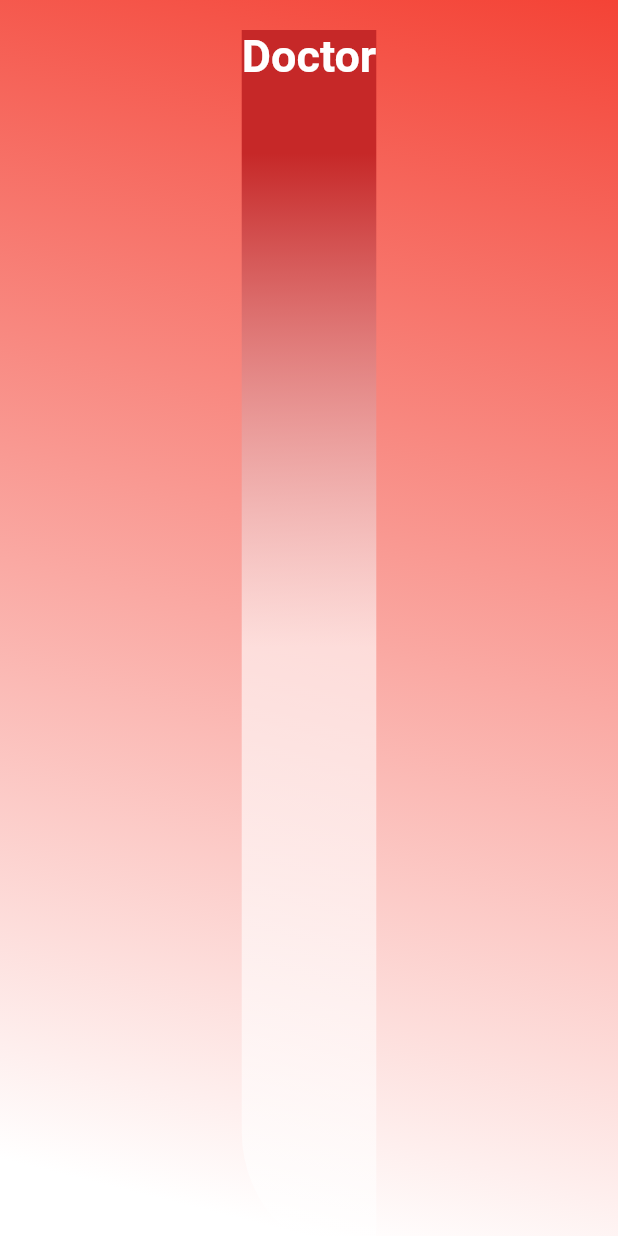
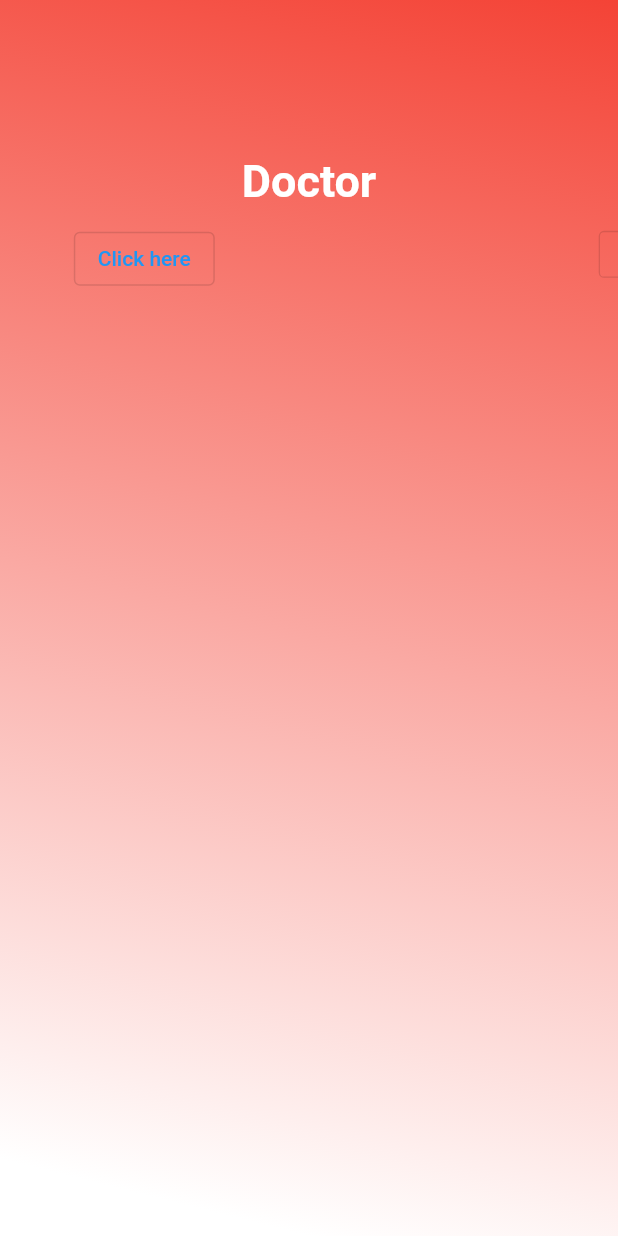
Before and after one commit to Tebello100/MediTracker-Updated-App, a Flutter app: the Options screen opened by its route, on a phone screen of 412 x 824 dp. Run offline on Flutter 3.47's test engine with Material 2 defaults, Android fonts, the phone set to English and light mode, and no system bars; drawn by our look-alikes of carousel_slider; our stand-ins replace cloud_firestore, firebase_auth, firebase_core; accounts and stored records are empty.

Commit message:
24 October updated

```diff
--- a/lib/Screens/option.dart
+++ b/lib/Screens/option.dart
@@ -1,3 +1,4 @@
+import 'package:carousel_slider/carousel_slider.dart';
 import 'package:cloud_firestore/cloud_firestore.dart';
 import 'package:firebase_auth/firebase_auth.dart';
 import 'package:flutter/material.dart';
@@ -27,80 +28,129 @@ class _OptionsState extends State<Options> {
                 begin: Alignment.topRight,
                 end: Alignment.bottomCenter,
                 colors: [Colors.red, Colors.white])),
-        child: SingleChildScrollView(
+        child: ListView(
+          children: [
+            CarouselSlider(
+                items: [
+                  Column(
+                    mainAxisAlignment: MainAxisAlignment.center,
+                    children: [
+                      Container(
+                        margin: const EdgeInsets.all(8.0),
+                        decoration: BoxDecoration(
+                          borderRadius: BorderRadius.circular(10.0),
+                          color: Colors.transparent,
+                        ),
                         child: Column(
                           children: [
-              Padding(
-                padding: const EdgeInsets.all(20.0),
-                child: Center(
-                  child: Container(
-                    height: MediaQuery.of(context).size.height,
-                    decoration: BoxDecoration(
-                        gradient: LinearGradient(
-                            begin: Alignment.topCenter,
-                            end: Alignment.bottomCenter,
-                            stops: const [0.1, 0.5],
-                            colors: [Colors.red.shade800, Colors.white60]),
-                        borderRadius: const BorderRadius.only(
-                            bottomLeft: Radius.circular(100.0))),
-                    child: const Text(
+                            const Text(
                               'Doctor',
                               style: TextStyle(
+                                fontSize: 30,
+                                fontWeight: FontWeight.bold,
                                 color: Colors.white,
-                          fontSize: 30,
-                          fontWeight: FontWeight.bold),
                               ),
                             ),
+                            const SizedBox(
+                              height: 10,
+                            ),
+                            Align(
+                              alignment: Alignment.bottomLeft,
+                              child: OutlinedButton(
+                                onPressed: () {
+                                  Navigator.of(context)
+                                      .pushNamed(RouteManager.doctorPage);
+                                },
+                                child: Text('Click here'),
+                              ),
+                            )
+                          ],
                         ),
                       ),
-              Padding(
-                padding: const EdgeInsets.all(20.0),
-                child: Container(
-                  width: 200,
-                  height: 100,
-                  decoration: const BoxDecoration(
-                      borderRadius: BorderRadius.all(Radius.circular(10.0)),
-                      color: Colors.red),
-                  child: TextButton(
+                    ],
+                  ),
+                  Column(
+                    mainAxisAlignment: MainAxisAlignment.center,
+                    children: [
+                      Container(
+                        margin: const EdgeInsets.all(8.0),
+                        decoration: BoxDecoration(
+                          borderRadius: BorderRadius.circular(10.0),
+                          color: Colors.transparent,
+                        ),
+                        child: Column(
+                          children: [
+                            const Text('Pharmacist',
+                                style: TextStyle(
+                                  fontSize: 30,
+                                  fontWeight: FontWeight.bold,
+                                  color: Colors.white,
+                                )),
+                            const SizedBox(
+                              height: 10,
+                            ),
+                            Align(
+                              alignment: Alignment.bottomLeft,
+                              child: OutlinedButton(
                                 onPressed: () {
                                   Navigator.of(context)
                                       .pushNamed(RouteManager.pharmacistPage);
                                 },
-                    child: const Text(
-                      'Pharmacist',
-                      style: TextStyle(
-                          color: Colors.white,
-                          fontSize: 30,
-                          fontWeight: FontWeight.bold),
+                                child: Text('Click here'),
+                              ),
+                            )
+                          ],
                         ),
                       ),
+                    ],
                   ),
+                  Column(
+                    mainAxisAlignment: MainAxisAlignment.center,
+                    children: [
+                      Container(
+                        margin: const EdgeInsets.all(8.0),
+                        decoration: BoxDecoration(
+                          borderRadius: BorderRadius.circular(10.0),
+                          color: Colors.transparent,
                         ),
-              Padding(
-                padding: const EdgeInsets.all(20.0),
-                child: Container(
-                  width: 200,
-                  height: 100,
-                  decoration: const BoxDecoration(
-                      borderRadius: BorderRadius.all(Radius.circular(10.0)),
-                      color: Colors.red),
-                  child: TextButton(
+                        child: Column(
+                          children: [
+                            const Text('Patient',
+                                style: TextStyle(
+                                  fontSize: 30,
+                                  fontWeight: FontWeight.bold,
+                                  color: Colors.white,
+                                )),
+                            const SizedBox(
+                              height: 10,
+                            ),
+                            Align(
+                              alignment: Alignment.bottomLeft,
+                              child: OutlinedButton(
                                 onPressed: () {
                                   Navigator.of(context)
                                       .pushNamed(RouteManager.patientProfile);
                                 },
-                    child: const Text(
-                      'Patient',
-                      style: TextStyle(
-                          color: Colors.white,
-                          fontSize: 30,
-                          fontWeight: FontWeight.bold),
+                                child: const Text('Click here'),
                               ),
-                  ),
+                            )
+                          ],
                         ),
                       ),
                     ],
                   ),
+                ],
+                options: CarouselOptions(
+                    height: 300,
+                    enlargeCenterPage: true,
+                    autoPlay: true,
+                    aspectRatio: 16 / 9,
+                    autoPlayCurve: Curves.fastOutSlowIn,
+                    enableInfiniteScroll: true,
+                    autoPlayAnimationDuration:
+                        const Duration(milliseconds: 800),
+                    viewportFraction: 0.8))
+          ],
         ),
       ),
     );
--- a/pubspec.yaml
+++ b/pubspec.yaml
@@ -22,6 +22,7 @@ dependencies:
   cloud_firestore: ^4.9.3
   firebase_auth: ^4.11.1
   firebase_core: ^2.19.0
+  carousel_slider: ^4.2.1
 
 dev_dependencies:
   flutter_test:
```
Also changed, not shown: pubspec.lock, 11 other files. Lines whose indentation alone changed are shown as unchanged.
